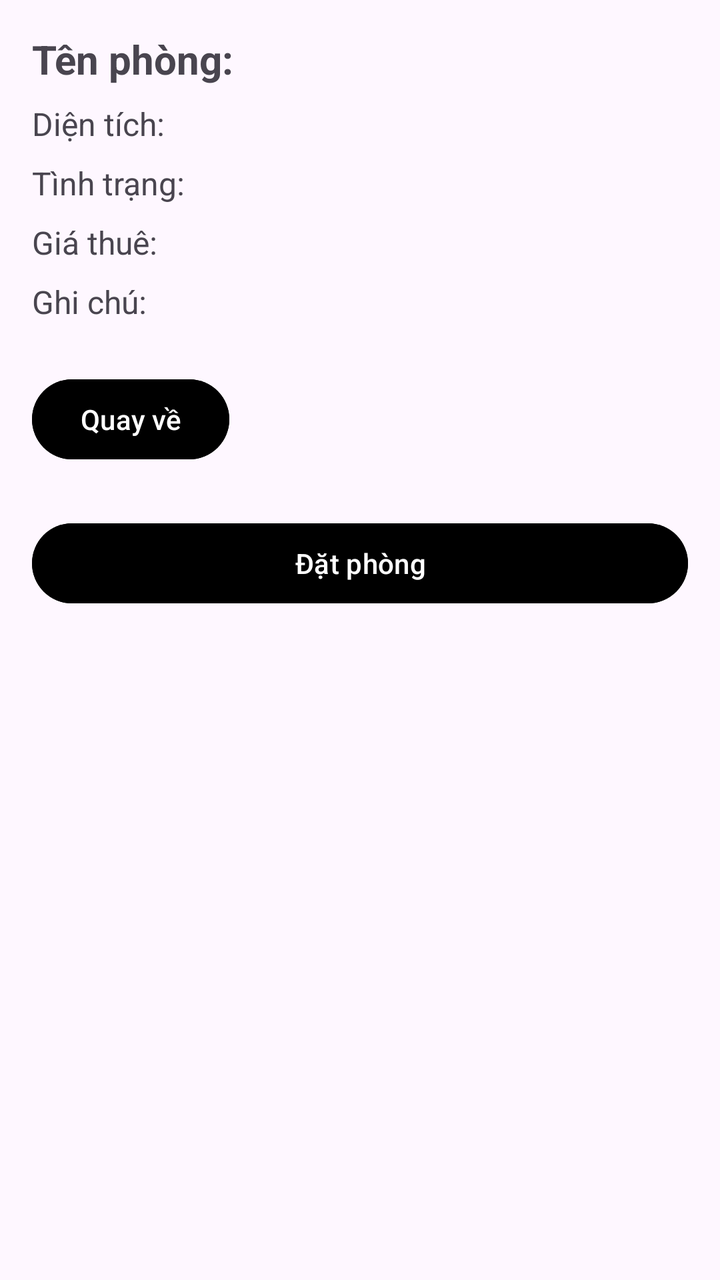
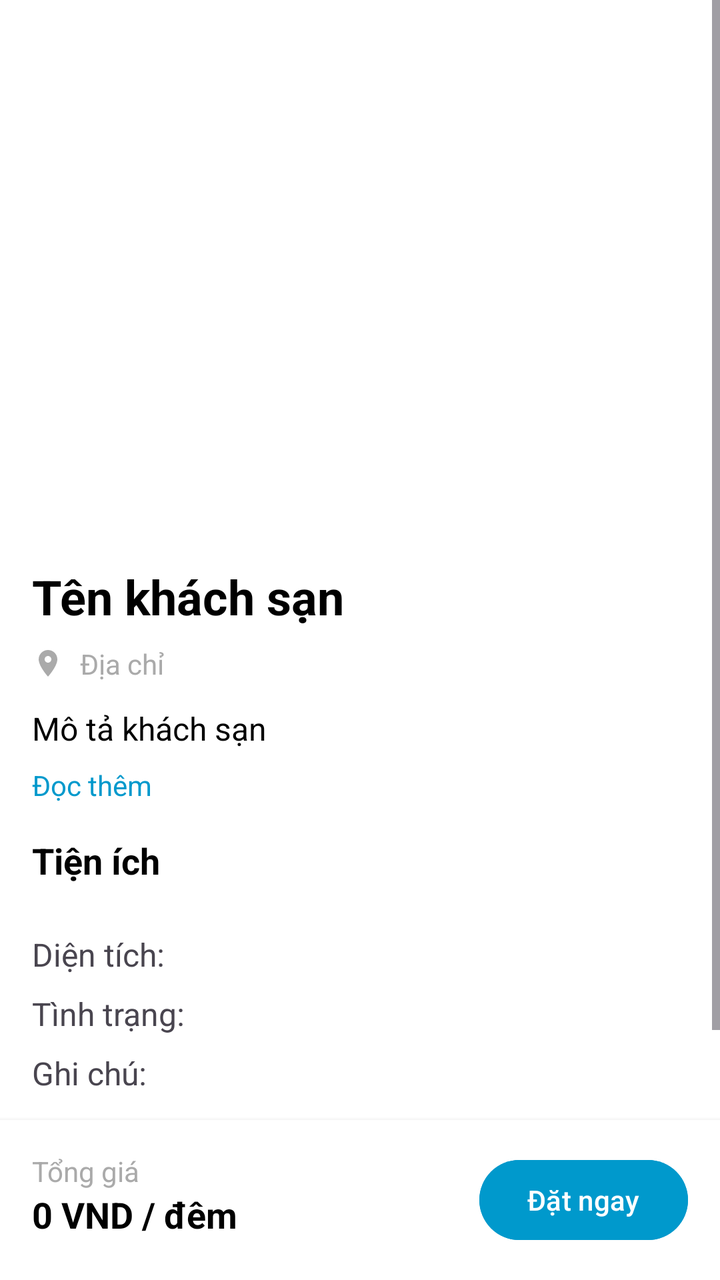

Before-and-after screenshots of an Android layout around one commit, followed by the original layout XML and the change that was made.
<!-- AndroidManifest.xml: application theme Theme.AppQLKhachSan -->
<!-- res/layout/activity_room.xml -->
<?xml version="1.0" encoding="utf-8"?>
<androidx.constraintlayout.widget.ConstraintLayout xmlns:android="http://schemas.android.com/apk/res/android"
    xmlns:app="http://schemas.android.com/apk/res-auto"
    android:layout_width="match_parent"
    android:layout_height="match_parent">

    <LinearLayout
        android:id="@+id/linearLayout"
        android:orientation="vertical"
        android:padding="16dp"
        android:layout_width="0dp"
        android:layout_height="wrap_content"
        app:layout_constraintTop_toTopOf="parent"
        app:layout_constraintStart_toStartOf="parent"
        app:layout_constraintEnd_toEndOf="parent">

        <TextView
            android:id="@+id/textRoomName"
            android:text="Tên phòng: "
            android:textSize="20sp"
            android:textStyle="bold"
            android:layout_marginBottom="8dp"
            android:layout_width="match_parent"
            android:layout_height="wrap_content" />

        <TextView
            android:id="@+id/textArea"
            android:text="Diện tích: "
            android:textSize="16sp"
            android:layout_marginBottom="8dp"
            android:layout_width="match_parent"
            android:layout_height="wrap_content" />

        <TextView
            android:id="@+id/textStatus"
            android:text="Tình trạng: "
            android:textSize="16sp"
            android:layout_marginBottom="8dp"
            android:layout_width="match_parent"
            android:layout_height="wrap_content" />

        <TextView
            android:id="@+id/textPrice"
            android:text="Giá thuê: "
            android:textSize="16sp"
            android:layout_marginBottom="8dp"
            android:layout_width="match_parent"
            android:layout_height="wrap_content" />

        <TextView
            android:id="@+id/textNote"
            android:text="Ghi chú: "
            android:textSize="16sp"
            android:layout_width="match_parent"
            android:layout_height="wrap_content" />

        <Button
            android:id="@+id/btnBack"
            android:layout_width="wrap_content"
            android:layout_height="wrap_content"
            android:text="Quay về"
            android:layout_marginTop="24dp"
            android:backgroundTint="@color/black"
            android:textColor="@android:color/white"
            />

        <Button
            android:id="@+id/btnBookRoom"
            android:layout_width="match_parent"
            android:layout_height="wrap_content"
            android:text="Đặt phòng"
            android:layout_marginTop="24dp"
            android:backgroundTint="@color/black"
            android:textColor="@android:color/white" />


    </LinearLayout>

</androidx.constraintlayout.widget.ConstraintLayout>
<!-- resources referenced by this layout -->
<resources>
  <color name="black">#FF000000</color>
  <style name="Theme.AppQLKhachSan" parent="Base.Theme.AppQLKhachSan" />
  <style name="Base.Theme.AppQLKhachSan" parent="Theme.Material3.DayNight.NoActionBar">
          
          
      </style>
</resources>

<!-- the commit's change to res/layout/activity_room.xml (unified diff, before → after) -->
@@ -2,77 +2,188 @@
 <androidx.constraintlayout.widget.ConstraintLayout xmlns:android="http://schemas.android.com/apk/res/android"
     xmlns:app="http://schemas.android.com/apk/res-auto"
     android:layout_width="match_parent"
-    android:layout_height="match_parent">
+    android:layout_height="match_parent"
+    android:background="@android:color/white">
 
-    <LinearLayout
-        android:id="@+id/linearLayout"
-        android:orientation="vertical"
-        android:padding="16dp"
+    
+    <ScrollView
+        android:id="@+id/scrollView"
         android:layout_width="0dp"
-        android:layout_height="wrap_content"
+        android:layout_height="0dp"
         app:layout_constraintTop_toTopOf="parent"
+        app:layout_constraintBottom_toTopOf="@id/priceContainer"
         app:layout_constraintStart_toStartOf="parent"
         app:layout_constraintEnd_toEndOf="parent">
 
-        <TextView
-            android:id="@+id/textRoomName"
-            android:text="Tên phòng: "
-            android:textSize="20sp"
-            android:textStyle="bold"
-            android:layout_marginBottom="8dp"
+        <LinearLayout
             android:layout_width="match_parent"
-            android:layout_height="wrap_content" />
+            android:layout_height="wrap_content"
+            android:orientation="vertical"
+            android:padding="16dp">
 
-        <TextView
-            android:id="@+id/textArea"
-            android:text="Diện tích: "
-            android:textSize="16sp"
-            android:layout_marginBottom="8dp"
-            android:layout_width="match_parent"
-            android:layout_height="wrap_content" />
+            
+            <ImageView
+                android:id="@+id/imageHotel"
+                android:layout_width="match_parent"
+                android:layout_height="250dp"
+                android:scaleType="centerCrop"
+                android:contentDescription="Ảnh khách sạn"
+                android:layout_marginBottom="16dp" />
 
-        <TextView
-            android:id="@+id/textStatus"
-            android:text="Tình trạng: "
-            android:textSize="16sp"
-            android:layout_marginBottom="8dp"
-            android:layout_width="match_parent"
-            android:layout_height="wrap_content" />
+            
+            <TextView
+                android:id="@+id/textRoomName"
+                android:layout_width="match_parent"
+                android:layout_height="wrap_content"
+                android:text="Tên khách sạn"
+                android:textSize="24sp"
+                android:textStyle="bold"
+                android:textColor="@android:color/black"
+                android:layout_marginBottom="8dp" />
 
-        <TextView
-            android:id="@+id/textPrice"
-            android:text="Giá thuê: "
-            android:textSize="16sp"
-            android:layout_marginBottom="8dp"
-            android:layout_width="match_parent"
-            android:layout_height="wrap_content" />
+            
+            <LinearLayout
+                android:layout_width="match_parent"
+                android:layout_height="wrap_content"
+                android:orientation="horizontal"
+                android:layout_marginBottom="12dp">
 
-        <TextView
-            android:id="@+id/textNote"
-            android:text="Ghi chú: "
-            android:textSize="16sp"
-            android:layout_width="match_parent"
-            android:layout_height="wrap_content" />
+                <ImageView
+                    android:layout_width="16dp"
+                    android:layout_height="16dp"
+                    android:src="@drawable/ic_location"
+                    android:layout_gravity="center_vertical"
+                    android:layout_marginEnd="8dp"
+                    app:tint="@android:color/darker_gray" />
 
-        <Button
-            android:id="@+id/btnBack"
-            android:layout_width="wrap_content"
+                <TextView
+                    android:id="@+id/textAddress"
+                    android:layout_width="wrap_content"
+                    android:layout_height="wrap_content"
+                    android:text="Địa chỉ"
+                    android:textSize="14sp"
+                    android:textColor="@android:color/darker_gray" />
+
+            </LinearLayout>
+
+            
+            <TextView
+                android:id="@+id/textDescription"
+                android:layout_width="match_parent"
+                android:layout_height="wrap_content"
+                android:text="Mô tả khách sạn"
+                android:textSize="16sp"
+                android:textColor="@android:color/black"
+                android:maxLines="3"
+                android:ellipsize="end"
+                android:layout_marginBottom="8dp" />
+
+            <TextView
+                android:id="@+id/textReadMore"
+                android:layout_width="wrap_content"
+                android:layout_height="wrap_content"
+                android:text="Đọc thêm"
+                android:textSize="14sp"
+                android:textColor="@android:color/holo_blue_dark"
+                android:layout_marginBottom="16dp" />
+
+            
+            <TextView
+                android:layout_width="match_parent"
+                android:layout_height="wrap_content"
+                android:text="Tiện ích"
+                android:textSize="18sp"
+                android:textStyle="bold"
+                android:textColor="@android:color/black"
+                android:layout_marginBottom="8dp" />
+
+            <androidx.recyclerview.widget.RecyclerView
+                android:id="@+id/servicesRecyclerView"
+                android:layout_width="match_parent"
+                android:layout_height="wrap_content"
+                android:layout_marginBottom="16dp" />
+
+            
+            <TextView
+                android:id="@+id/textArea"
+                android:layout_width="match_parent"
+                android:layout_height="wrap_content"
+                android:text="Diện tích: "
+                android:textSize="16sp"
+                android:layout_marginBottom="8dp" />
+
+            <TextView
+                android:id="@+id/textStatus"
+                android:layout_width="match_parent"
+                android:layout_height="wrap_content"
+                android:text="Tình trạng: "
+                android:textSize="16sp"
+                android:layout_marginBottom="8dp" />
+
+            <TextView
+                android:id="@+id/textNote"
+                android:layout_width="match_parent"
+                android:layout_height="wrap_content"
+                android:text="Ghi chú: "
+                android:textSize="16sp"
+                android:layout_marginBottom="8dp" />
+
+            <TextView
+                android:id="@+id/textRestaurantDescription"
+                android:layout_width="match_parent"
+                android:layout_height="wrap_content"
+                android:text="Giới thiệu nhà hàng: "
+                android:textSize="16sp"
+                android:layout_marginBottom="16dp" />
+
+        </LinearLayout>
+    </ScrollView>
+
+    
+    <LinearLayout
+        android:id="@+id/priceContainer"
+        android:layout_width="0dp"
+        android:layout_height="wrap_content"
+        android:orientation="horizontal"
+        android:padding="16dp"
+        android:background="@android:color/white"
+        android:elevation="4dp"
+        app:layout_constraintBottom_toBottomOf="parent"
+        app:layout_constraintStart_toStartOf="parent"
+        app:layout_constraintEnd_toEndOf="parent">
+
+        <LinearLayout
+            android:layout_width="0dp"
             android:layout_height="wrap_content"
-            android:text="Quay về"
-            android:layout_marginTop="24dp"
-            android:backgroundTint="@color/black"
-            android:textColor="@android:color/white"
-            />
+            android:layout_weight="1"
+            android:orientation="vertical">
+
+            <TextView
+                android:layout_width="wrap_content"
+                android:layout_height="wrap_content"
+                android:text="Tổng giá"
+                android:textSize="14sp"
+                android:textColor="@android:color/darker_gray" />
+
+            <TextView
+                android:id="@+id/textPrice"
+                android:layout_width="wrap_content"
+                android:layout_height="wrap_content"
+                android:text="0 VND / đêm"
+                android:textSize="18sp"
+                android:textStyle="bold"
+                android:textColor="@android:color/black" />
+        </LinearLayout>
 
         <Button
             android:id="@+id/btnBookRoom"
-            android:layout_width="match_parent"
+            android:layout_width="wrap_content"
             android:layout_height="wrap_content"
-            android:text="Đặt phòng"
-            android:layout_marginTop="24dp"
-            android:backgroundTint="@color/black"
-            android:textColor="@android:color/white" />
-
+            android:text="Đặt ngay"
+            android:backgroundTint="@android:color/holo_blue_dark"
+            android:textColor="@android:color/white"
+            android:paddingStart="24dp"
+            android:paddingEnd="24dp" />
 
     </LinearLayout>
 
<!-- resource entries referenced after the edit -->
@@ -1,6 +1,16 @@
 <!-- resources referenced by this layout -->
 <resources>
-  <color name="black">#FF000000</color>
+  <!-- drawable ic_location (drawable) -->
+  <?xml version="1.0" encoding="utf-8"?>
+  <vector xmlns:android="http://schemas.android.com/apk/res/android"
+      android:width="24dp"
+      android:height="24dp"
+      android:viewportWidth="24"
+      android:viewportHeight="24">
+      <path
+          android:fillColor="#000000"
+          android:pathData="M12,2C8.13,2 5,5.13 5,9c0,5.25 7,13 7,13s7,-7.75 7,-13c0,-3.87 -3.13,-7 -7,-7zM12,11.5c-1.38,0 -2.5,-1.12 -2.5,-2.5S10.62,6.5 12,6.5 14.5,7.62 14.5,9 13.38,11.5 12,11.5z" />
+  </vector>
   <style name="Theme.AppQLKhachSan" parent="Base.Theme.AppQLKhachSan" />
   <style name="Base.Theme.AppQLKhachSan" parent="Theme.Material3.DayNight.NoActionBar">
           
